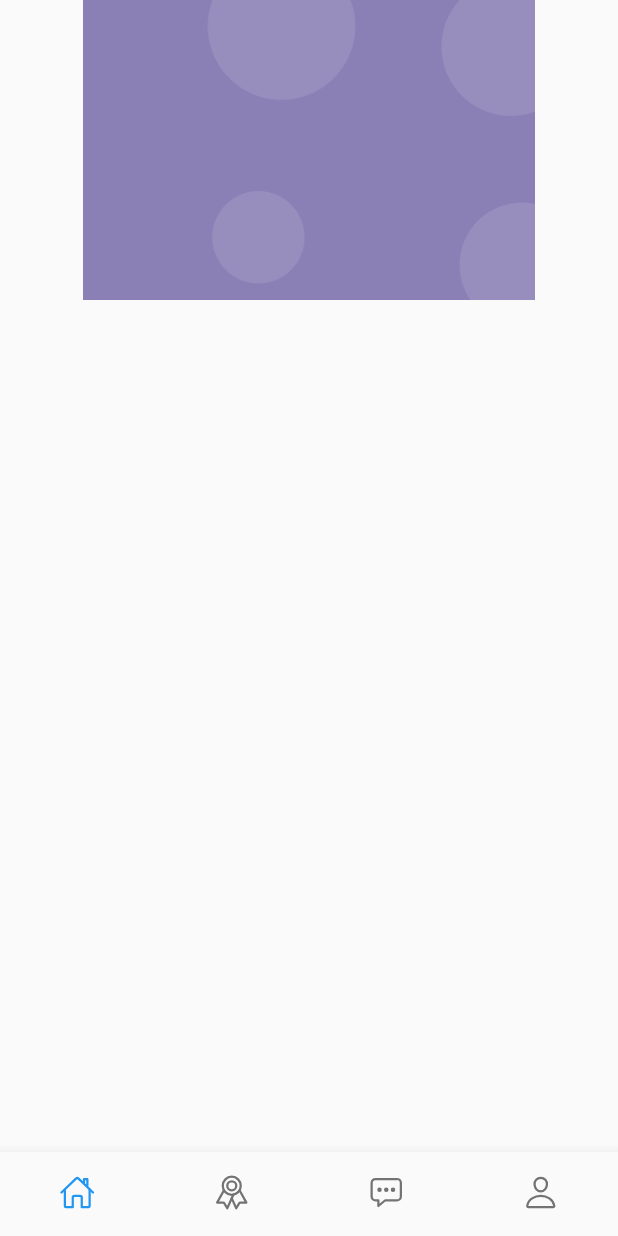
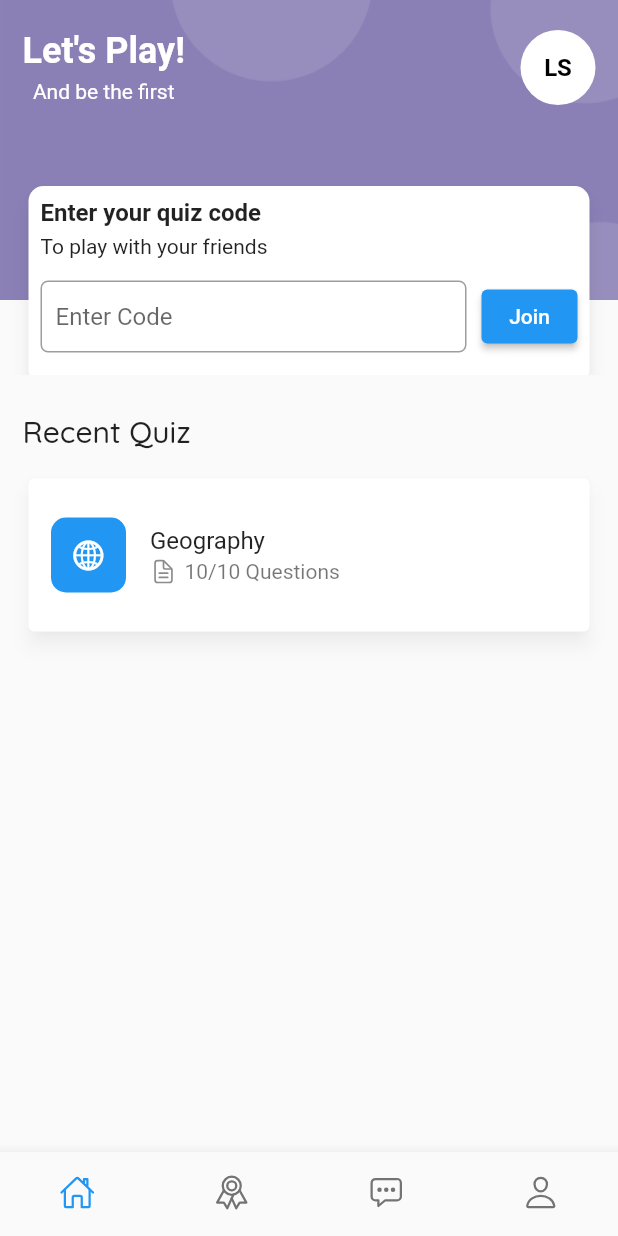
Before and after one commit to chaima-sassi-webdev/Quiz_App, a Flutter app: the screen it shows after launch, on a phone screen of 412 x 824 dp. Run offline on Flutter 3.47's test engine with Material 2 defaults, Android fonts, the phone set to English and light mode, and no system bars; our stand-ins replace google_fonts, ionicons.

Commit message:
Third commit

```diff
--- a/lib/QuizHeader.dart
+++ b/lib/QuizHeader.dart
@@ -11,11 +11,94 @@ class QuizHeader extends StatelessWidget {
              height: 200,
              padding:
              const EdgeInsets.only(top: 20, left: 15, right: 15, bottom: 15),
-             decoration: BoxDecoration(
-               image: DecorationImage(image: AssetImage('assets/quiz_bg.png')),
+             decoration: const BoxDecoration(
+               image: DecorationImage(image: AssetImage('assets/quiz_bg.png'), fit: BoxFit.cover),
+             ),
+             child: Row(
+               mainAxisAlignment: MainAxisAlignment.spaceBetween,
+               crossAxisAlignment: CrossAxisAlignment.start,
+               children: [
+                 //COLUMN OF THE TEXT
+                 Column(
+                   children: [
+                     Text("Let's Play!",
+                     style: Theme.of(context).textTheme.headline5!.copyWith(
+                       color: Colors.white,
+                       fontWeight: FontWeight.bold,
+                     ),),
+                     SizedBox(height: 5),
+                     const Text("And be the first",
+                       style: TextStyle(
+                         color: Colors.white,
+                       ),),
+                   ],
+                 ),
+                 CircleAvatar(
+                   radius: 25,
+                   backgroundColor:
+                   Theme.of(context).colorScheme.onSecondaryContainer,
+                   child: const Text(
+                     "LS",
+                     style: TextStyle(
+                       fontWeight: FontWeight.bold,
+                       color: Colors.black,
+                     ),
+                   ),
+                 )
+               ],
              ),
            ),
           //JOIN QUIZ CAMP
+            Positioned(
+            bottom: -10,
+            left: 0,
+             right: 0,
+             child: Padding(
+               padding: EdgeInsets.symmetric(horizontal: 15),
+               child: SizedBox(
+                 height: 140,
+                 child: Card(
+                    elevation: 5,
+                   shadowColor: Colors.black38,
+                   shape: const RoundedRectangleBorder(
+                     borderRadius: BorderRadius.all(
+                       Radius.circular(10))
+                   ),
+                   child: Padding(
+                     padding: const EdgeInsets.all(8.0),
+                     child: Column(
+                       crossAxisAlignment: CrossAxisAlignment.start,
+                       children:  [
+                         Text("Enter your quiz code",
+                         style: Theme.of(context).textTheme.subtitle1!.copyWith(
+                           fontWeight: FontWeight.bold,
+                         ),
+                         ),
+                         const SizedBox(height: 5),
+                         const Text("To play with your friends"),
+                         const SizedBox(height: 15),
+                         Row(
+                           children: [
+                             const Expanded(child: TextField(
+                               decoration: InputDecoration(
+                                 hintText: "Enter Code",
+                                 contentPadding: EdgeInsets.all(10),
+                                 border: OutlineInputBorder(
+                                   borderRadius: BorderRadius.all(Radius.circular(5)),
+                                 ),
+                               ),
+                             )),
+                             const SizedBox(width: 10),
+                            ElevatedButton(onPressed:(){}, child: const Text("Join"))
+                           ],
+                         )
+                       ],
+                     ),
+                   ),
+                 ),
+               ),
+             ),
+          ),
           ],
       ),
     );
--- a/lib/main.dart
+++ b/lib/main.dart
@@ -10,14 +10,15 @@ class MyApp extends StatelessWidget {
   @override
   Widget build(BuildContext context) {
     return MaterialApp(
-      title: 'Quiz App',
-      debugShowCheckedModeBanner:false,
+      title: 'Quiz App UI',
+      debugShowCheckedModeBanner: false,
       theme: ThemeData(
-       colorScheme: ColorScheme.fromSeed(seedColor: Colors.deepPurple),
-       textTheme: GoogleFonts.quicksandTextTheme(
-        Theme.of(context).textTheme,
-      ),),
-      home: QuizPage(),
+        colorScheme: ColorScheme.fromSeed(seedColor: Colors.deepPurple),
+        textTheme: GoogleFonts.quicksandTextTheme(
+          Theme.of(context).textTheme,
+        ),
+      ),
+      home:  QuizPage(),
     );
   }
 }
--- a/lib/quiz.dart
+++ b/lib/quiz.dart
@@ -1,6 +1,7 @@
 import 'package:flutter/material.dart';
 import 'package:ionicons/ionicons.dart';
 import 'package:quiz_app/QuizHeader.dart';
+import 'package:quiz_app/recentQuiz.dart';
 class QuizPage extends StatelessWidget {
   @override
   Widget build(BuildContext context) {
@@ -11,6 +12,16 @@ class QuizPage extends StatelessWidget {
             //QUIZ HEADER CARD WIDGET
             QuizHeader(),
             //LIST VIEW OF QUIZZES
+            Expanded(child: ListView(
+              physics: const BouncingScrollPhysics(),
+              padding: EdgeInsets.only(top:25,left: 15, bottom:15, right: 15),
+              children: [
+                Text("Recent Quiz",
+                style: Theme.of(context).textTheme.headline6,),
+                SizedBox(height: 15),
+                RecentQuiz(),
+              ],
+            ),),
           ],
         ),),
         bottomNavigationBar: BottomNavigationBar(
--- /dev/null
+++ b/lib/recentQuiz.dart
@@ -0,0 +1,35 @@
+import 'package:flutter/cupertino.dart';
+import 'package:flutter/material.dart';
+import 'package:ionicons/ionicons.dart';
+class RecentQuiz extends StatelessWidget {
+  @override
+  Widget build(BuildContext context) {
+    return Card(
+      elevation: 5,
+      shadowColor: Colors.black26,
+      child: ListTile(
+        contentPadding: const EdgeInsets.all(15),
+        leading: Container(
+          width: 50,
+          height: 50,
+          decoration: BoxDecoration(
+            color: Theme.of(context).colorScheme.secondary,
+            borderRadius: BorderRadius.circular(10),
+          ),
+          child: Icon(CupertinoIcons.globe,
+          color: Colors.white,),
+        ),
+        title: const Text("Geography"),
+        subtitle: Row(
+          mainAxisSize: MainAxisSize.min,
+          children: [
+            Icon(Ionicons.document_text_outline, size:18,),
+            SizedBox(width: 5),
+            Text("10/10 Questions")
+
+          ],
+        ),
+      ),
+    );
+  }
+}
```
